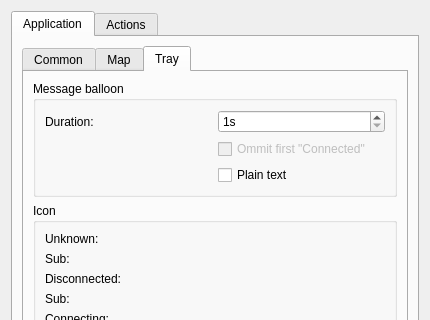
Qt form src/settings/settingsdialog.ui (sendevent/yangl) before a commit; both pictures show x 0 to 430 and y 0 to 320 of the 430 by 650 pixel window.
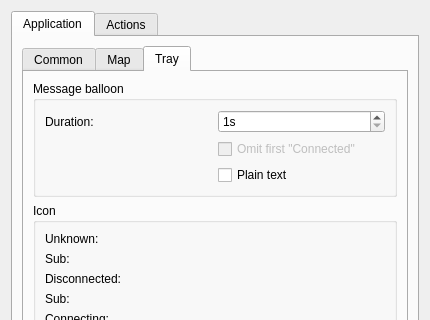
The same form after that commit. The open tabs and pages were chosen to show the change. Custom widgets are drawn as their Qt base class.

Commit message: Correct typos

What changed in the file:
```diff
--- a/src/settings/settingsdialog.ui
+++ b/src/settings/settingsdialog.ui
@@ -327,7 +327,7 @@
                  <bool>false</bool>
                 </property>
                 <property name="text">
-                 <string>Ommit first &quot;Connected&quot;</string>
+                 <string>Omit first &quot;Connected&quot;</string>
                 </property>
                </widget>
               </item>
```
The commit also changes 1 other file.
